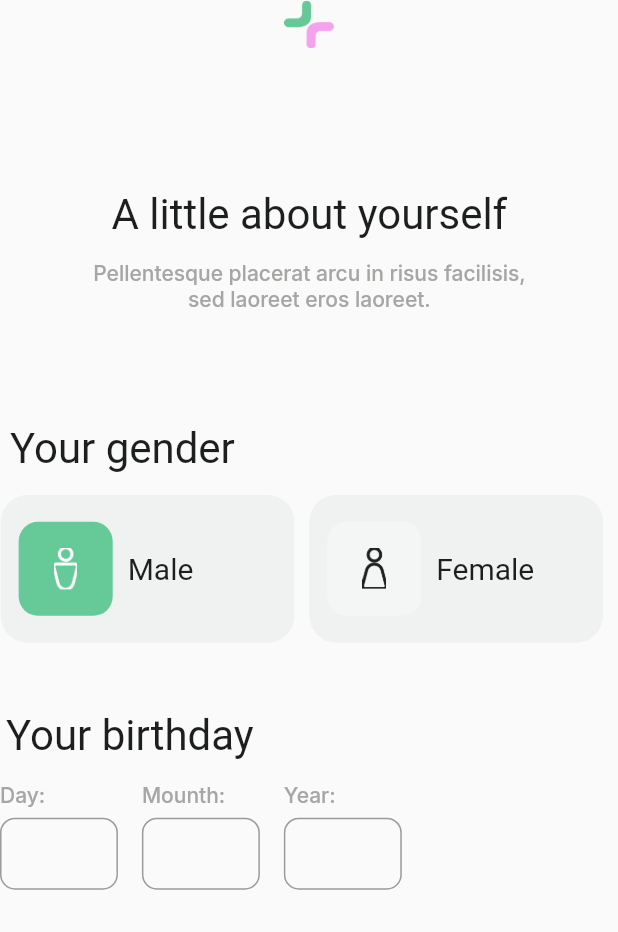
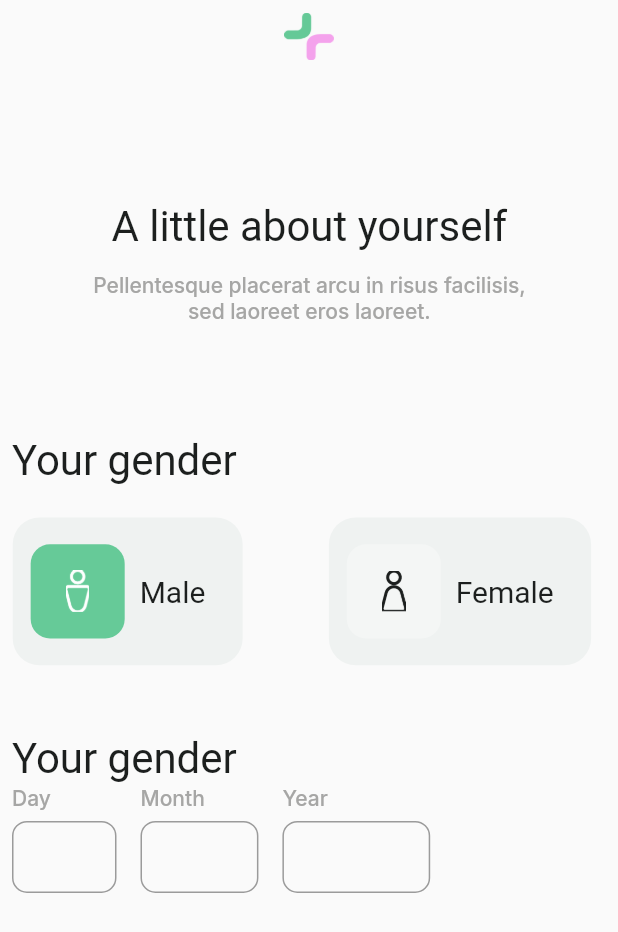
Before and after one commit to Teewhydot/medical_clinik, a Flutter app: the IntroPageThree screen opened directly, on a phone screen of 412 x 824 dp. Shown: the top 932 px of the screen. Run offline on Flutter 3.47's test engine with Material 2 defaults, Android fonts, the phone set to English and light mode, and no system bars; our stand-ins replace google_fonts; Roboto replaces fonts that are missing (Gilroy-SemiBold).

Commit message:
Debugging ui code for smaller screen size.

```diff
--- a/lib/clinik_app/presentation/pages/intro_pages/intro_page_three.dart
+++ b/lib/clinik_app/presentation/pages/intro_pages/intro_page_three.dart
@@ -1,4 +1,5 @@
 import 'package:flutter/material.dart';
+import 'package:flutter/services.dart';
 import 'package:medical_clinik/clinik_app/presentation/widgets/constants/constants.dart';
 import 'package:medical_clinik/generated/assets.dart';
 
@@ -11,6 +12,8 @@ class IntroPageThree extends StatelessWidget {
     return Scaffold(
         body: SingleChildScrollView(
       child: SafeArea(
+        child: Padding(
+          padding: const EdgeInsets.all(8.0),
           child: Column(
             children: [
               Center(
@@ -45,25 +48,24 @@ class IntroPageThree extends StatelessWidget {
                   style: kSubHeaderTextStyle,
                 ),
               ),
-            Container(
-              margin:
-                  EdgeInsets.fromLTRB(0 * fem, 0 * fem, 250 * fem, 13 * fem),
+              Align(
+                alignment: Alignment.centerLeft,
                 child: Text(
                   'Your gender',
                   style: kHeaderTextStyle,
                 ),
               ),
+              addVerticalSpacing(20),
               Container(
                 margin:
                     EdgeInsets.fromLTRB(0.5 * fem, 0 * fem, 0 * fem, 42 * fem),
                 width: double.infinity,
                 height: 99 * fem,
                 child: Row(
+                  mainAxisAlignment: MainAxisAlignment.spaceBetween,
                   crossAxisAlignment: CrossAxisAlignment.center,
                   children: [
-                  Expanded(
-                    child: Container(
-                      // maleKF6 (9:443)
+                    Container(
                       margin: EdgeInsets.fromLTRB(
                           0 * fem, 0 * fem, 10 * fem, 0 * fem),
                       padding: EdgeInsets.fromLTRB(
@@ -104,9 +106,7 @@ class IntroPageThree extends StatelessWidget {
                         ],
                       ),
                     ),
-                  ),
-                  Expanded(
-                    child: Container(
+                    Container(
                       // maleKF6 (9:443)
                       margin: EdgeInsets.fromLTRB(
                           0 * fem, 0 * fem, 10 * fem, 0 * fem),
@@ -148,38 +148,75 @@ class IntroPageThree extends StatelessWidget {
                         ],
                       ),
                     ),
+                  ],
+                ),
+              ),
+              Align(
+                alignment: Alignment.centerLeft,
+                child: Text(
+                  'Your gender',
+                  style: kHeaderTextStyle,
+                ),
+              ),
+              Container(
+                margin:
+                    EdgeInsets.fromLTRB(0 * fem, 0 * fem, 0 * fem, 38 * fem),
+                height: 100 * fem,
+                child: Row(
+                  crossAxisAlignment: CrossAxisAlignment.center,
+                  children: [
+                    BirthdayFieldWidget(
+                      fem: fem,
+                      width: 70,
+                      label: 'Day',
+                    ),
+                    addHorizontalSpacing(16),
+                    BirthdayFieldWidget(
+                      fem: fem,
+                      width: 79,
+                      label: 'Month',
+                    ),
+                    addHorizontalSpacing(16),
+                    BirthdayFieldWidget(
+                      fem: fem,
+                      width: 99,
+                      label: 'Year',
                     ),
                   ],
                 ),
               ),
-            Container(
-              margin:
-                  EdgeInsets.fromLTRB(0 * fem, 0 * fem, 240 * fem, 13 * fem),
-              child: Text(
-                'Your birthday',
-                style: kHeaderTextStyle,
+            ],
           ),
         ),
-            Container(
-              // birthdayWkp (9:421)
-              margin:
-                  EdgeInsets.fromLTRB(0 * fem, 0 * fem, 92.5 * fem, 38 * fem),
-              height: 85 * fem,
-              child: Row(
-                crossAxisAlignment: CrossAxisAlignment.center,
-                children: [
-                  SizedBox(
-                    width: 79 * fem,
-                    height: double.infinity,
+      ),
+    ));
+  }
+}
+
+class BirthdayFieldWidget extends StatelessWidget {
+  const BirthdayFieldWidget({
+    super.key,
+    required this.fem,
+    required this.width,
+    required this.label,
+  });
+
+  final double fem;
+  final double width;
+  final String label;
+
+  @override
+  Widget build(BuildContext context) {
+    return SizedBox(
+      width: width * fem,
       child: Column(
         crossAxisAlignment: CrossAxisAlignment.start,
         children: [
           Container(
             // dayCNk (9:423)
-                          margin: EdgeInsets.fromLTRB(
-                              0 * fem, 0 * fem, 0 * fem, 7 * fem),
+            margin: EdgeInsets.fromLTRB(0 * fem, 0 * fem, 0 * fem, 7 * fem),
             child: Text(
-                            'Day:',
+              label,
               style: kSubHeaderTextStyle,
             ),
           ),
@@ -188,81 +225,17 @@ class IntroPageThree extends StatelessWidget {
             // day (9:424)
             decoration: InputDecoration(
               counterText: '',
-                            contentPadding: EdgeInsets.fromLTRB(
-                                5 * fem, 4 * fem, 5 * fem, 3 * fem),
+              contentPadding:
+                  EdgeInsets.fromLTRB(5 * fem, 4 * fem, 5 * fem, 3 * fem),
               border: OutlineInputBorder(
                 borderRadius: BorderRadius.circular(10 * fem),
               ),
             ),
+
+            maxLengthEnforcement: MaxLengthEnforcement.enforced,
           ),
         ],
       ),
-                  ),
-                  addHorizontalSpacing(16),
-                  SizedBox(
-                    width: 79 * fem,
-                    height: double.infinity,
-                    child: Column(
-                      crossAxisAlignment: CrossAxisAlignment.start,
-                      children: [
-                        Container(
-                          // mounthJKJ (9:427)
-                          margin: EdgeInsets.fromLTRB(
-                              0 * fem, 0 * fem, 0 * fem, 7 * fem),
-                          child: Text('Mounth:', style: kSubHeaderTextStyle),
-                        ),
-                        TextFormField(
-                          maxLength: 2,
-                          // day (9:424)
-                          decoration: InputDecoration(
-                            counterText: '',
-                            contentPadding: EdgeInsets.fromLTRB(
-                                5 * fem, 4 * fem, 5 * fem, 3 * fem),
-                            border: OutlineInputBorder(
-                              borderRadius: BorderRadius.circular(10 * fem),
-                            ),
-                          ),
-                        ),
-                      ],
-                    ),
-                  ),
-                  addHorizontalSpacing(16),
-                  SizedBox(
-                    width: 79 * fem,
-                    height: double.infinity,
-                    child: Column(
-                      crossAxisAlignment: CrossAxisAlignment.start,
-                      children: [
-                        Container(
-                          // year2uW (9:431)
-                          margin: EdgeInsets.fromLTRB(
-                              0 * fem, 0 * fem, 0 * fem, 7 * fem),
-                          child: Text(
-                            'Year:',
-                            style: kSubHeaderTextStyle,
-                          ),
-                        ),
-                        TextFormField(
-                          maxLength: 4,
-                          // day (9:424)
-                          decoration: InputDecoration(
-                            counterText: '',
-                            contentPadding: EdgeInsets.fromLTRB(
-                                5 * fem, 4 * fem, 5 * fem, 3 * fem),
-                            border: OutlineInputBorder(
-                              borderRadius: BorderRadius.circular(10 * fem),
-                            ),
-                          ),
-                        ),
-                      ],
-                    ),
-                  ),
-                ],
-              ),
-            ),
-          ],
-        ),
-      ),
-    ));
+    );
   }
 }
--- a/lib/main.dart
+++ b/lib/main.dart
@@ -1,5 +1,5 @@
 import 'package:flutter/material.dart';
-import 'package:medical_clinik/clinik_app/presentation/pages/intro_pages/intro_page_two.dart';
+import 'package:medical_clinik/clinik_app/presentation/pages/intro_pages/intro_page_three.dart';
 
 void main() {
   runApp(const MyApp());
@@ -12,7 +12,7 @@ class MyApp extends StatelessWidget {
   Widget build(BuildContext context) {
     return const MaterialApp(
       debugShowCheckedModeBanner: false,
-      home: IntroPageTwo(),
+      home: IntroPageThree(),
     );
   }
 }
```
Lines whose indentation alone changed are shown as unchanged.
